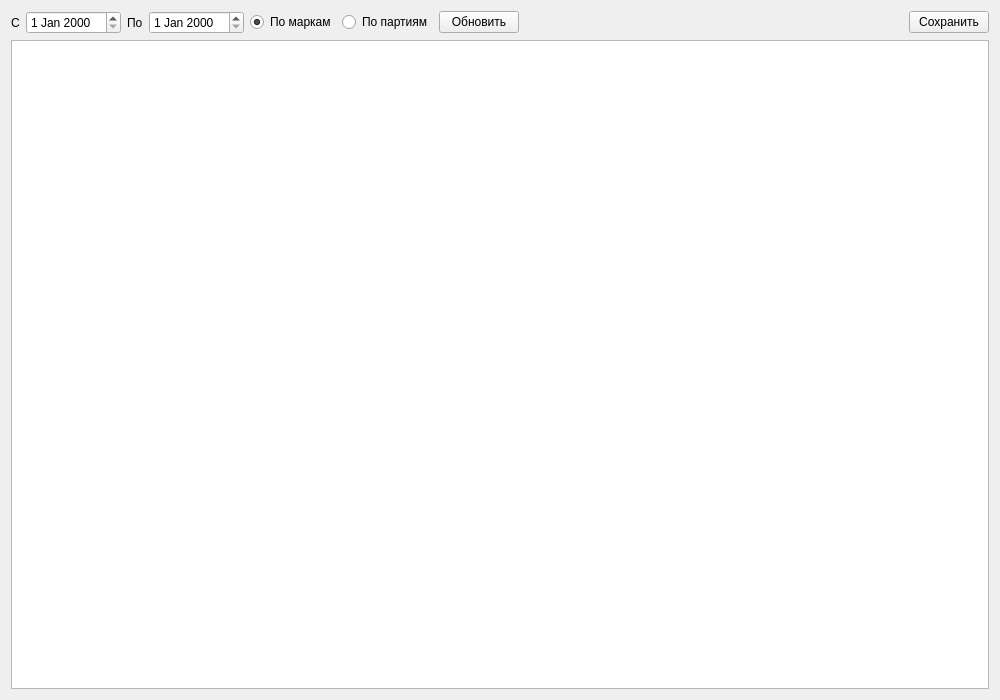
Above: formreport.ui from Sergeyego/wire_pr before the change. Below: the same form after it.
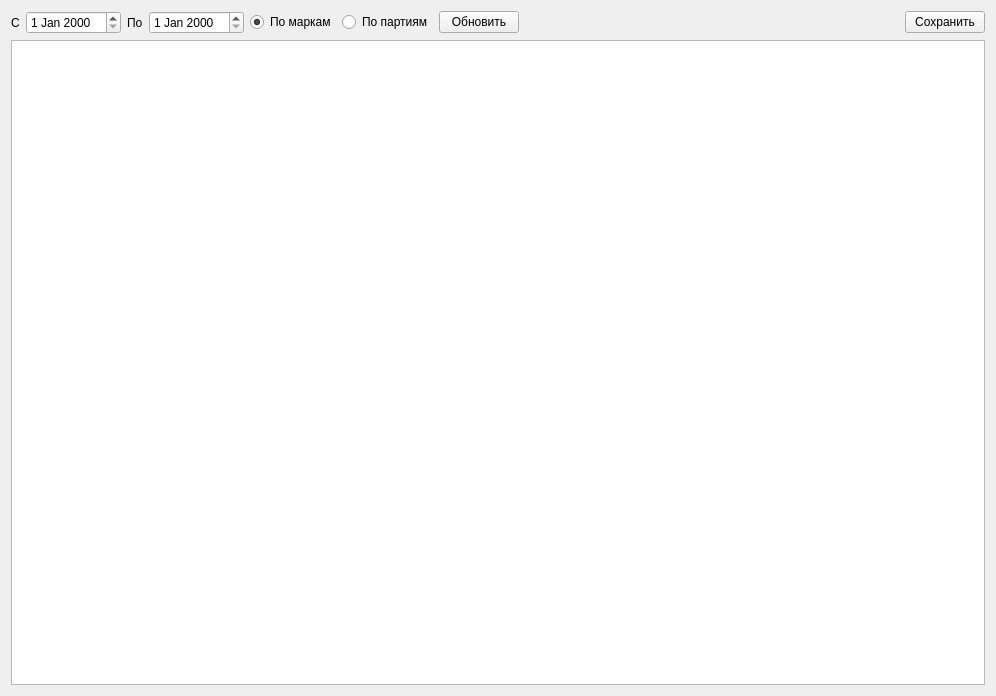
That is the form after the change. Icons and pictures are not drawn. Custom widgets are drawn as their Qt base class.

Patch:
```diff
--- a/formreport.ui
+++ b/formreport.ui
@@ -6,8 +6,8 @@
    <rect>
     <x>0</x>
     <y>0</y>
-    <width>1000</width>
-    <height>700</height>
+    <width>996</width>
+    <height>696</height>
    </rect>
   </property>
   <property name="windowTitle">
```
Left out of the diff: 10 changed lines with no effect on the pictures.
